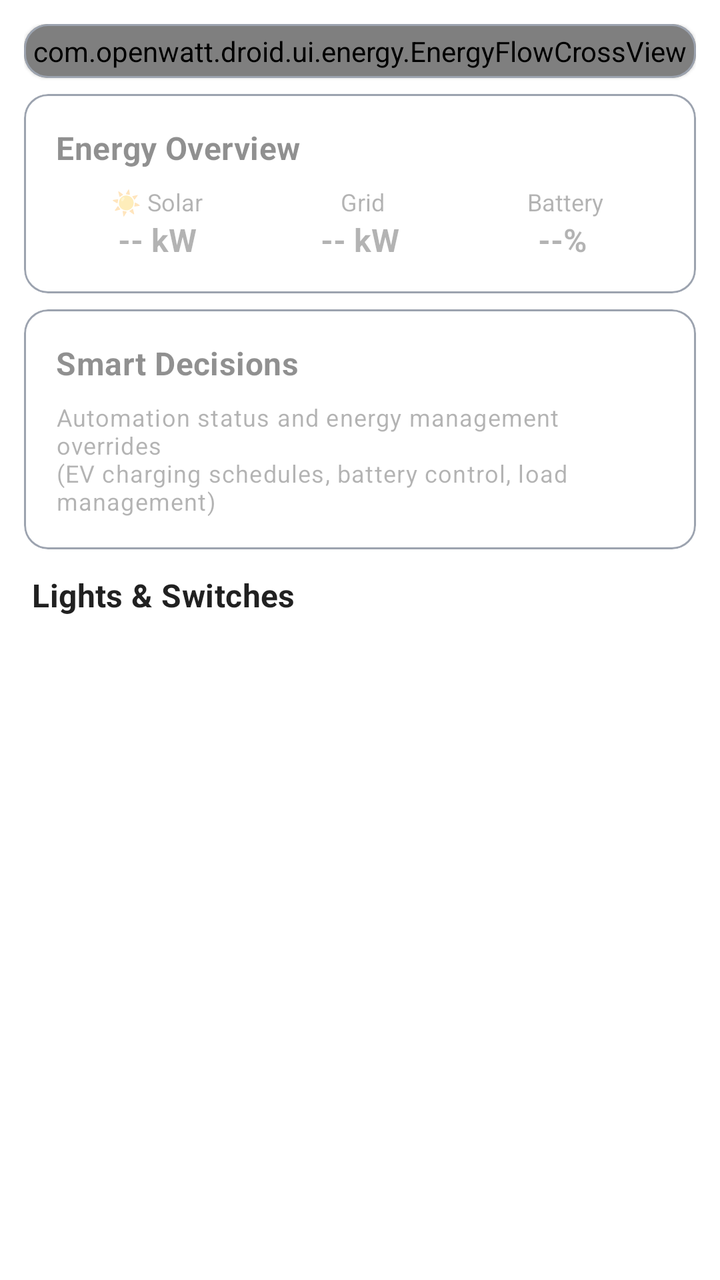
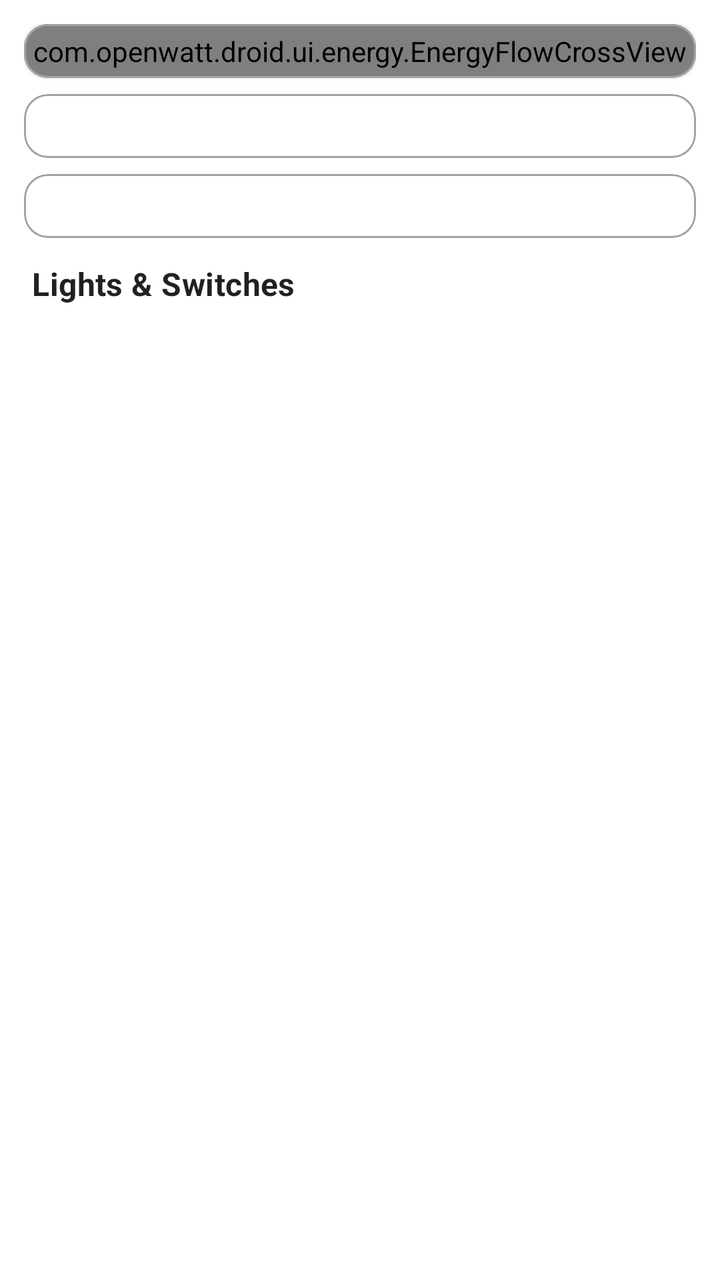

The first picture is an Android layout as it rendered before a commit; the second is the same layout after the commit. The layout source and the unified diff follow.
<!-- AndroidManifest.xml: application theme Theme.OpenWattDroid -->
<!-- res/layout/fragment_home.xml -->
<?xml version="1.0" encoding="utf-8"?>
<ScrollView xmlns:android="http://schemas.android.com/apk/res/android"
    xmlns:app="http://schemas.android.com/apk/res-auto"
    android:layout_width="match_parent"
    android:layout_height="match_parent"
    android:fillViewport="true">

    <LinearLayout
        android:layout_width="match_parent"
        android:layout_height="wrap_content"
        android:orientation="vertical"
        android:padding="12dp">

        
        <com.google.android.material.card.MaterialCardView
            android:id="@+id/energyFlowCard"
            android:layout_width="match_parent"
            android:layout_height="wrap_content"
            android:layout_marginBottom="8dp"
            app:cardElevation="1dp"
            app:cardCornerRadius="12dp"
            app:strokeWidth="1dp"
            app:strokeColor="@color/state_idle">

            <FrameLayout
                android:layout_width="match_parent"
                android:layout_height="wrap_content">

                <com.openwatt.droid.ui.energy.EnergyFlowCrossView
                    android:id="@+id/energyFlowCross"
                    android:layout_width="match_parent"
                    android:layout_height="wrap_content"
                    android:padding="4dp" />

                <LinearLayout
                    android:id="@+id/energyFlowPlaceholder"
                    android:layout_width="match_parent"
                    android:layout_height="wrap_content"
                    android:orientation="vertical"
                    android:padding="16dp"
                    android:alpha="0.5"
                    android:visibility="gone">

                    <TextView
                        android:layout_width="wrap_content"
                        android:layout_height="wrap_content"
                        android:text="Energy Flow"
                        android:textAppearance="?attr/textAppearanceSubtitle1"
                        android:textStyle="bold" />

                    <TextView
                        android:layout_width="match_parent"
                        android:layout_height="wrap_content"
                        android:layout_marginTop="8dp"
                        android:text="Energy monitoring not configured on this server"
                        android:textAppearance="?attr/textAppearanceCaption"
                        android:textColor="?android:attr/textColorSecondary"
                        android:gravity="center" />

                </LinearLayout>

            </FrameLayout>

        </com.google.android.material.card.MaterialCardView>

        
        <com.google.android.material.card.MaterialCardView
            android:layout_width="match_parent"
            android:layout_height="wrap_content"
            android:layout_marginBottom="8dp"
            app:cardElevation="1dp"
            app:cardCornerRadius="12dp"
            app:strokeWidth="1dp"
            app:strokeColor="@color/state_idle">

            <LinearLayout
                android:layout_width="match_parent"
                android:layout_height="wrap_content"
                android:orientation="vertical"
                android:padding="16dp"
                android:alpha="0.5">

                <TextView
                    android:layout_width="wrap_content"
                    android:layout_height="wrap_content"
                    android:text="Energy Overview"
                    android:textAppearance="?attr/textAppearanceSubtitle1"
                    android:textStyle="bold" />

                <LinearLayout
                    android:layout_width="match_parent"
                    android:layout_height="wrap_content"
                    android:layout_marginTop="8dp"
                    android:orientation="horizontal">

                    <LinearLayout
                        android:layout_width="0dp"
                        android:layout_height="wrap_content"
                        android:layout_weight="1"
                        android:orientation="vertical"
                        android:gravity="center">
                        <TextView
                            android:layout_width="wrap_content"
                            android:layout_height="wrap_content"
                            android:text="\u2600\uFE0F Solar"
                            android:textSize="12sp"
                            android:textColor="?android:attr/textColorSecondary" />
                        <TextView
                            android:layout_width="wrap_content"
                            android:layout_height="wrap_content"
                            android:text="-- kW"
                            android:textSize="16sp"
                            android:textStyle="bold"
                            android:textColor="?android:attr/textColorSecondary" />
                    </LinearLayout>

                    <LinearLayout
                        android:layout_width="0dp"
                        android:layout_height="wrap_content"
                        android:layout_weight="1"
                        android:orientation="vertical"
                        android:gravity="center">
                        <TextView
                            android:layout_width="wrap_content"
                            android:layout_height="wrap_content"
                            android:text="\uD83C\uDFE0 Grid"
                            android:textSize="12sp"
                            android:textColor="?android:attr/textColorSecondary" />
                        <TextView
                            android:layout_width="wrap_content"
                            android:layout_height="wrap_content"
                            android:text="-- kW"
                            android:textSize="16sp"
                            android:textStyle="bold"
                            android:textColor="?android:attr/textColorSecondary" />
                    </LinearLayout>

                    <LinearLayout
                        android:layout_width="0dp"
                        android:layout_height="wrap_content"
                        android:layout_weight="1"
                        android:orientation="vertical"
                        android:gravity="center">
                        <TextView
                            android:layout_width="wrap_content"
                            android:layout_height="wrap_content"
                            android:text="\uD83D\uDD0B Battery"
                            android:textSize="12sp"
                            android:textColor="?android:attr/textColorSecondary" />
                        <TextView
                            android:layout_width="wrap_content"
                            android:layout_height="wrap_content"
                            android:text="--%"
                            android:textSize="16sp"
                            android:textStyle="bold"
                            android:textColor="?android:attr/textColorSecondary" />
                    </LinearLayout>

                </LinearLayout>

            </LinearLayout>

        </com.google.android.material.card.MaterialCardView>

        
        <com.google.android.material.card.MaterialCardView
            android:layout_width="match_parent"
            android:layout_height="wrap_content"
            android:layout_marginBottom="12dp"
            app:cardElevation="1dp"
            app:cardCornerRadius="12dp"
            app:strokeWidth="1dp"
            app:strokeColor="@color/state_idle">

            <LinearLayout
                android:layout_width="match_parent"
                android:layout_height="wrap_content"
                android:orientation="vertical"
                android:padding="16dp"
                android:alpha="0.5">

                <TextView
                    android:layout_width="wrap_content"
                    android:layout_height="wrap_content"
                    android:text="Smart Decisions"
                    android:textAppearance="?attr/textAppearanceSubtitle1"
                    android:textStyle="bold" />

                <TextView
                    android:layout_width="match_parent"
                    android:layout_height="wrap_content"
                    android:layout_marginTop="8dp"
                    android:text="Automation status and energy management overrides\n(EV charging schedules, battery control, load management)"
                    android:textAppearance="?attr/textAppearanceCaption"
                    android:textColor="?android:attr/textColorSecondary" />

            </LinearLayout>

        </com.google.android.material.card.MaterialCardView>

        
        <TextView
            android:layout_width="wrap_content"
            android:layout_height="wrap_content"
            android:layout_marginBottom="8dp"
            android:layout_marginStart="4dp"
            android:text="Lights &amp; Switches"
            android:textAppearance="?attr/textAppearanceSubtitle1"
            android:textStyle="bold" />

        
        <ProgressBar
            android:id="@+id/switchesLoading"
            android:layout_width="wrap_content"
            android:layout_height="wrap_content"
            android:layout_gravity="center"
            android:layout_marginTop="16dp"
            android:visibility="gone" />

        
        <LinearLayout
            android:id="@+id/switchesError"
            android:layout_width="match_parent"
            android:layout_height="wrap_content"
            android:orientation="vertical"
            android:gravity="center"
            android:padding="16dp"
            android:visibility="gone">

            <TextView
                android:id="@+id/switchesErrorMessage"
                android:layout_width="wrap_content"
                android:layout_height="wrap_content"
                android:textColor="@color/state_error"
                android:textAppearance="?attr/textAppearanceBody2" />

            <com.google.android.material.button.MaterialButton
                android:id="@+id/btnSwitchesRetry"
                android:layout_width="wrap_content"
                android:layout_height="wrap_content"
                android:layout_marginTop="8dp"
                android:text="Retry"
                style="@style/Widget.MaterialComponents.Button.TextButton" />

        </LinearLayout>

        
        <TextView
            android:id="@+id/switchesEmpty"
            android:layout_width="match_parent"
            android:layout_height="wrap_content"
            android:padding="16dp"
            android:text="No smart switches found"
            android:textAppearance="?attr/textAppearanceBody2"
            android:textColor="?android:attr/textColorSecondary"
            android:gravity="center"
            android:visibility="gone" />

        
        <androidx.recyclerview.widget.RecyclerView
            android:id="@+id/switchesRecycler"
            android:layout_width="match_parent"
            android:layout_height="wrap_content"
            android:nestedScrollingEnabled="false"
            android:visibility="gone" />

    </LinearLayout>

</ScrollView>
<!-- resources referenced by this layout -->
<resources>
  <color name="state_error">#FFEF4444</color>
  <color name="state_idle">#FF9CA3AF</color>
  <style name="Theme.OpenWattDroid" parent="Theme.MaterialComponents.DayNight.NoActionBar">
          <item name="colorPrimary">@color/purple_500</item>
          <item name="colorPrimaryVariant">@color/purple_700</item>
          <item name="colorOnPrimary">@color/white</item>
          <item name="colorSecondary">@color/teal_200</item>
          <item name="colorSecondaryVariant">@color/teal_700</item>
          <item name="colorOnSecondary">@color/black</item>
          <item name="android:statusBarColor">?attr/colorPrimaryVariant</item>
      </style>
  <color name="purple_500">#FF6200EE</color>
  <color name="purple_700">#FF3700B3</color>
  <color name="white">#FFFFFFFF</color>
  <color name="teal_200">#FF03DAC5</color>
  <color name="teal_700">#FF018786</color>
  <color name="black">#FF000000</color>
</resources>

<!-- the commit's change to res/layout/fragment_home.xml (unified diff, before → after) -->
@@ -74,91 +74,11 @@
             app:strokeColor="@color/state_idle">
 
             <LinearLayout
+                android:id="@+id/scorecardContainer"
                 android:layout_width="match_parent"
                 android:layout_height="wrap_content"
                 android:orientation="vertical"
-                android:padding="16dp"
-                android:alpha="0.5">
-
-                <TextView
-                    android:layout_width="wrap_content"
-                    android:layout_height="wrap_content"
-                    android:text="Energy Overview"
-                    android:textAppearance="?attr/textAppearanceSubtitle1"
-                    android:textStyle="bold" />
-
-                <LinearLayout
-                    android:layout_width="match_parent"
-                    android:layout_height="wrap_content"
-                    android:layout_marginTop="8dp"
-                    android:orientation="horizontal">
-
-                    <LinearLayout
-                        android:layout_width="0dp"
-                        android:layout_height="wrap_content"
-                        android:layout_weight="1"
-                        android:orientation="vertical"
-                        android:gravity="center">
-                        <TextView
-                            android:layout_width="wrap_content"
-                            android:layout_height="wrap_content"
-                            android:text="\u2600\uFE0F Solar"
-                            android:textSize="12sp"
-                            android:textColor="?android:attr/textColorSecondary" />
-                        <TextView
-                            android:layout_width="wrap_content"
-                            android:layout_height="wrap_content"
-                            android:text="-- kW"
-                            android:textSize="16sp"
-                            android:textStyle="bold"
-                            android:textColor="?android:attr/textColorSecondary" />
-                    </LinearLayout>
-
-                    <LinearLayout
-                        android:layout_width="0dp"
-                        android:layout_height="wrap_content"
-                        android:layout_weight="1"
-                        android:orientation="vertical"
-                        android:gravity="center">
-                        <TextView
-                            android:layout_width="wrap_content"
-                            android:layout_height="wrap_content"
-                            android:text="\uD83C\uDFE0 Grid"
-                            android:textSize="12sp"
-                            android:textColor="?android:attr/textColorSecondary" />
-                        <TextView
-                            android:layout_width="wrap_content"
-                            android:layout_height="wrap_content"
-                            android:text="-- kW"
-                            android:textSize="16sp"
-                            android:textStyle="bold"
-                            android:textColor="?android:attr/textColorSecondary" />
-                    </LinearLayout>
-
-                    <LinearLayout
-                        android:layout_width="0dp"
-                        android:layout_height="wrap_content"
-                        android:layout_weight="1"
-                        android:orientation="vertical"
-                        android:gravity="center">
-                        <TextView
-                            android:layout_width="wrap_content"
-                            android:layout_height="wrap_content"
-                            android:text="\uD83D\uDD0B Battery"
-                            android:textSize="12sp"
-                            android:textColor="?android:attr/textColorSecondary" />
-                        <TextView
-                            android:layout_width="wrap_content"
-                            android:layout_height="wrap_content"
-                            android:text="--%"
-                            android:textSize="16sp"
-                            android:textStyle="bold"
-                            android:textColor="?android:attr/textColorSecondary" />
-                    </LinearLayout>
-
-                </LinearLayout>
-
-            </LinearLayout>
+                android:padding="16dp" />
 
         </com.google.android.material.card.MaterialCardView>
 
@@ -173,28 +93,11 @@
             app:strokeColor="@color/state_idle">
 
             <LinearLayout
+                android:id="@+id/managerContainer"
                 android:layout_width="match_parent"
                 android:layout_height="wrap_content"
                 android:orientation="vertical"
-                android:padding="16dp"
-                android:alpha="0.5">
-
-                <TextView
-                    android:layout_width="wrap_content"
-                    android:layout_height="wrap_content"
-                    android:text="Smart Decisions"
-                    android:textAppearance="?attr/textAppearanceSubtitle1"
-                    android:textStyle="bold" />
-
-                <TextView
-                    android:layout_width="match_parent"
-                    android:layout_height="wrap_content"
-                    android:layout_marginTop="8dp"
-                    android:text="Automation status and energy management overrides\n(EV charging schedules, battery control, load management)"
-                    android:textAppearance="?attr/textAppearanceCaption"
-                    android:textColor="?android:attr/textColorSecondary" />
-
-            </LinearLayout>
+                android:padding="16dp" />
 
         </com.google.android.material.card.MaterialCardView>
 
